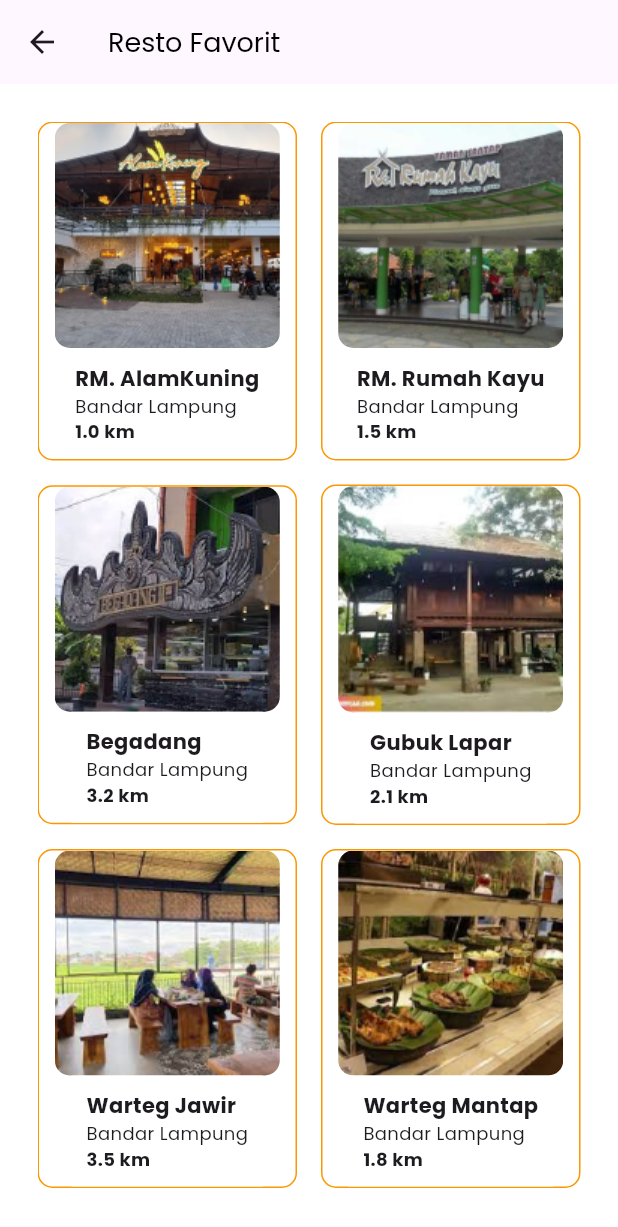
After one commit to faizmuzaki/sisa, a Flutter app: the Favorite screen opened by its route, on a phone screen of 412 x 824 dp. The commit adds this screen. Shown: the top 1227 px of the screen. Run offline on Flutter 3.47's test engine with Material 3 defaults, Android fonts, the light colour scheme and no system bars; our stand-ins replace dio, geolocator, get, google_fonts, line_awesome_flutter; missing offline and left inert: dart:ffi.

Commit message:
menu favorit

```diff
--- a/lib/main.dart
+++ b/lib/main.dart
@@ -1,6 +1,7 @@
 import 'package:flutter/material.dart';
 import 'package:google_fonts/google_fonts.dart';
 import 'package:sisa/screens/cheapest_restaurants.dart';
+import 'package:sisa/screens/favorite.dart';
 import 'package:sisa/screens/home_screen.dart';
 import 'package:sisa/screens/nearest_screen.dart';
 import 'package:sisa/screens/profile/profile.dart';
@@ -45,7 +46,9 @@ class MyApp extends StatelessWidget {
         '/list': (context) => const RestaurantScreen(),
         '/cheapest': (context) => const CheapestRestaurant(),
         '/nearest': (context) => const NearestScreen(),
-        '/profile': (BuildContext) => const Profile()
+        '/profile': (BuildContext) => const Profile(),
+        '/favorite': (BuildContext) =>  const Favorite(),
+
       },
     );
   }
--- /dev/null
+++ b/lib/screens/favorite.dart
@@ -0,0 +1,131 @@
+import 'package:flutter/material.dart';
+
+class Favorite extends StatefulWidget {
+  const Favorite({Key? key}) : super(key: key);
+
+  @override
+  State<Favorite> createState() => _FavoriteState();
+}
+
+class _FavoriteState extends State<Favorite> {
+  final List<RestaurantData> restaurants = [
+    RestaurantData('RM. AlamKuning', 'Bandar Lampung', 1.0, 'rm1.png'),
+    RestaurantData('RM. Rumah Kayu', 'Bandar Lampung', 1.5, 'rm2.png'),
+    RestaurantData('Begadang', 'Bandar Lampung', 3.2, 'rm3.png'),
+    RestaurantData('Gubuk Lapar', 'Bandar Lampung', 2.1, 'rm4.png'),
+    RestaurantData('Warteg Jawir', 'Bandar Lampung', 3.5, 'rm5.png'),
+    RestaurantData('Warteg Mantap', 'Bandar Lampung', 1.8, 'rm6.png'),
+  ];
+
+  @override
+  Widget build(BuildContext context) {
+    return Scaffold(
+      appBar: AppBar(
+        title: Text(
+          "Resto Favorit",
+          style: TextStyle(
+            color: Colors.black,
+            fontSize: 18,
+          ),
+        ),
+      ),
+      body: Container(
+        padding: const EdgeInsets.all(25.0),
+        color: Color.fromARGB(255, 255, 255, 255),
+        child: SingleChildScrollView(
+          child: Column(
+            children: [
+              for (int i = 0; i < restaurants.length; i += 2)
+                Row(
+                  children: [
+                    Expanded(
+                      child: Padding(
+                        padding: const EdgeInsets.only(right: 8.0),
+                        child: RestaurantItem(restaurants[i]),
+                      ),
+                    ),
+                    if (i + 1 < restaurants.length)
+                      Expanded(
+                        child: Padding(
+                          padding: const EdgeInsets.only(left: 8.0),
+                          child: RestaurantItem(restaurants[i + 1]),
+                        ),
+                      ),
+                  ],
+                ),
+            ],
+          ),
+        ),
+      ),
+    );
+  }
+}
+
+class RestaurantData {
+  final String name;
+  final String address;
+  final double distance;
+  final String imagePath;
+
+  RestaurantData(this.name, this.address, this.distance, this.imagePath);
+}
+
+
+class RestaurantItem extends StatelessWidget {
+  final RestaurantData restaurant;
+
+  RestaurantItem(this.restaurant);
+
+  @override
+  Widget build(BuildContext context) {
+    return Container(
+      margin: const EdgeInsets.only(bottom: 16.0),
+      decoration: BoxDecoration(
+        color: Colors.white,
+        borderRadius: BorderRadius.circular(10),
+        border: Border.all(color: const Color(0xFFFB9701)),
+      ),
+      child: Column(
+        children: [
+          ClipRRect(
+            borderRadius: BorderRadius.circular(10),
+            child: Image.asset(
+              'assets/images/${restaurant.imagePath}',
+              fit: BoxFit.cover,
+            ),
+          ),
+          Container(
+            padding: const EdgeInsets.all(10.0),
+            color: Colors.white,
+            child: Column(
+              crossAxisAlignment: CrossAxisAlignment.start,
+              mainAxisAlignment: MainAxisAlignment.spaceEvenly,
+              children: [
+                Text(
+                  restaurant.name,
+                  style: TextStyle(
+                    fontSize: 14,
+                    fontWeight: FontWeight.bold,
+                  ),
+                ),
+                Text(
+                  restaurant.address,
+                  style: TextStyle(
+                    fontSize: 12,
+                  ),
+                ),
+                Text(
+                  '${restaurant.distance} km',
+                  style: TextStyle(
+                    fontSize: 12,
+                    fontWeight: FontWeight.bold,
+                  ),
+                ),
+              ],
+            ),
+          ),
+        ],
+      ),
+    );
+  }
+}
--- a/lib/screens/home_screen.dart
+++ b/lib/screens/home_screen.dart
@@ -8,13 +8,14 @@ class Homescreen extends StatefulWidget {
 }
 
 class _HomescreenState extends State<Homescreen> {
-  var fitur = ['Terlaris', 'Terdekat', 'Termurah', 'Jajanan', 'Profile'];
+  var fitur = ['Terlaris', 'Terdekat', 'Termurah', 'Jajanan', 'Profile', 'Favorite'];
   var fiturIcons = [
     Icons.favorite_border_outlined,
     Icons.location_on_outlined,
     Icons.attach_money_outlined,
     Icons.fastfood_outlined,
     Icons.local_offer_outlined,
+    Icons.star_border_sharp,
   ];
   var fiturRoutes = [
     '/list',
@@ -22,6 +23,7 @@ class _HomescreenState extends State<Homescreen> {
     '/cheapest',
     '/',
     '/profile',
+    '/favorite'
   ];
   @override
   Widget build(BuildContext context) {
```
Also changed, not shown: assets/images/rm1.png (added), assets/images/rm2.png (added), assets/images/rm3.png (added), assets/images/rm4.png (added), assets/images/rm5.png (added), assets/images/rm6.png (added), pubspec.lock.
